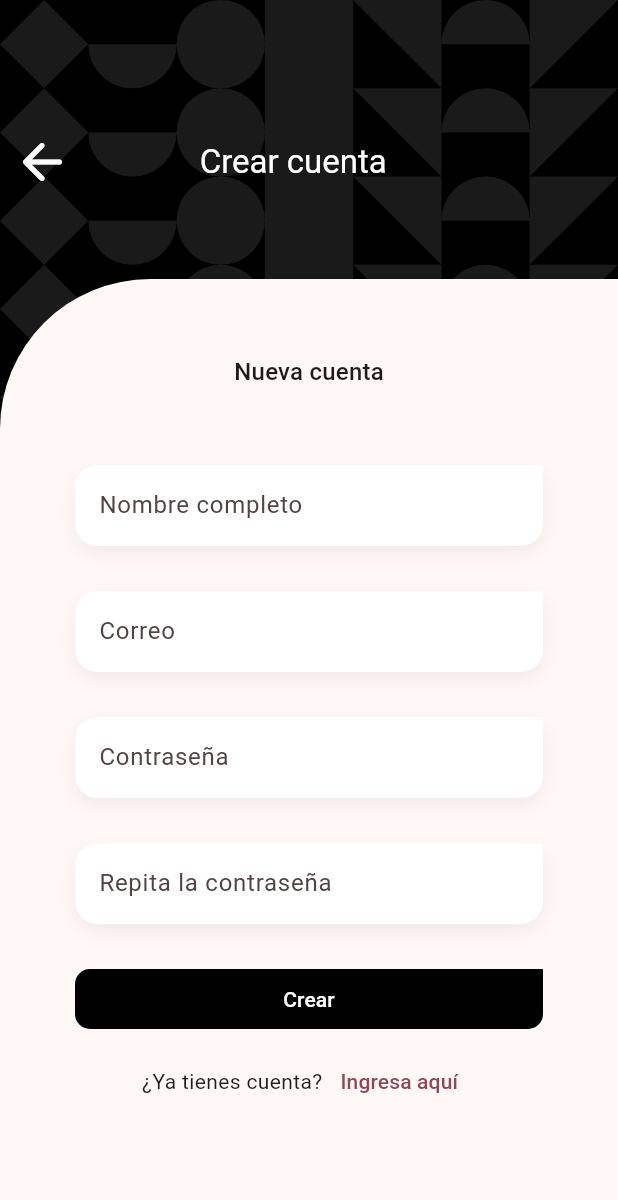
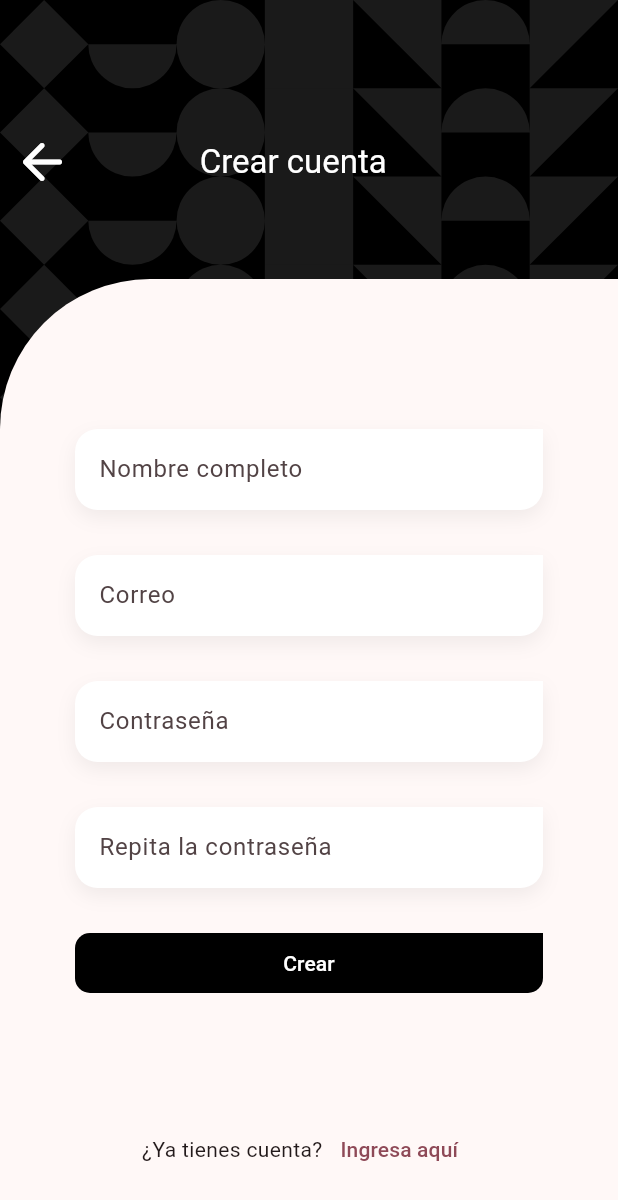
Before and after one commit to josue9008/ecommerce_beta, a Flutter app: the RegisterScreen screen opened by its route, on a phone screen of 412 x 824 dp. Shown: the top 1200 px of the screen. Run offline on Flutter 3.47's test engine with Material 2 defaults, Android fonts, the phone set to English and light mode, and no system bars; our stand-ins replace animate_do, dio, flutter_dotenv, flutter_riverpod, formz, go_router.

Commit message:
Se corrige en el fichero register_screen.dart la parte del desbordamiento de la pantalla de Registro.

```diff
--- a/lib/presentation/screens/auth/register_screen.dart
+++ b/lib/presentation/screens/auth/register_screen.dart
@@ -45,7 +45,8 @@ class RegisterScreen extends StatelessWidget {
                 const SizedBox( height: 50 ),
 
                 Container(
-                  height: size.height - 260, // 80 los dos sizebox y 100 el ícono
+                  //height: size.height - 260, // 80 los dos sizebox y 100 el ícono
+                  height: size.height -180,
                   width: double.infinity,
                   decoration: BoxDecoration(
                     color: scaffoldBackgroundColor,
@@ -75,7 +76,7 @@ class _RegisterForm extends StatelessWidget {
       child: Column(
         children: [
           const SizedBox( height: 50 ),
-          Text('Nueva cuenta', style: textStyles.titleMedium ),
+          // TODO: se puede colocar Text('Nueva cuenta', style: textStyles.titleMedium ),
           const SizedBox( height: 50 ),
 
           const CustomTextFormField(
```
